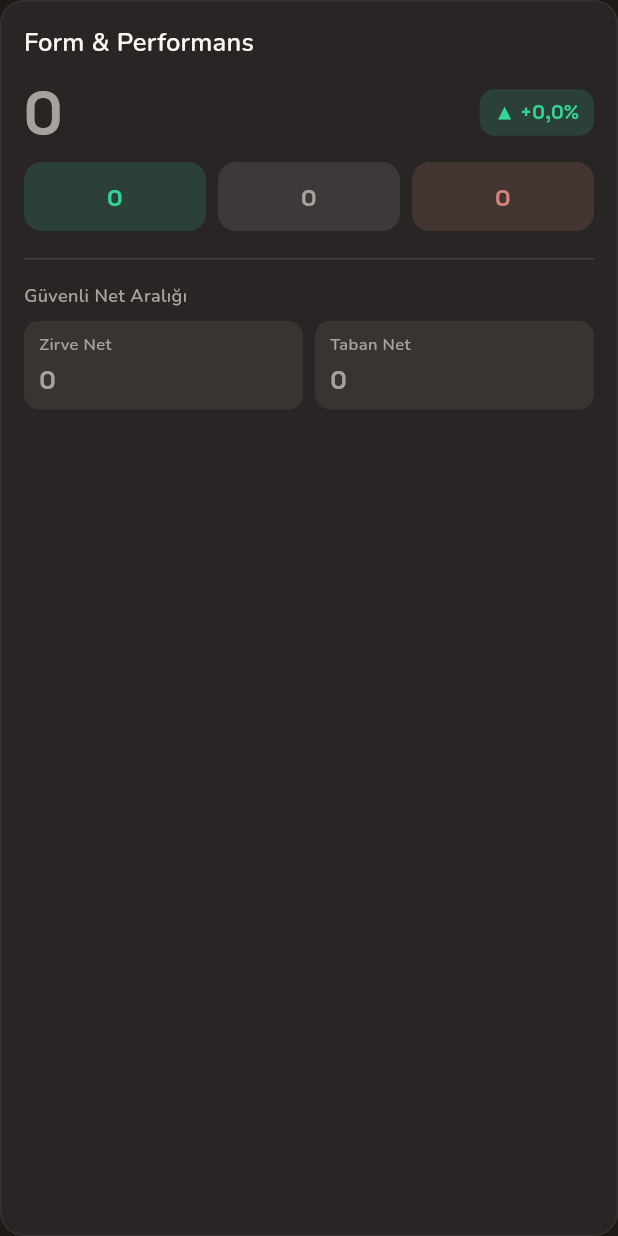
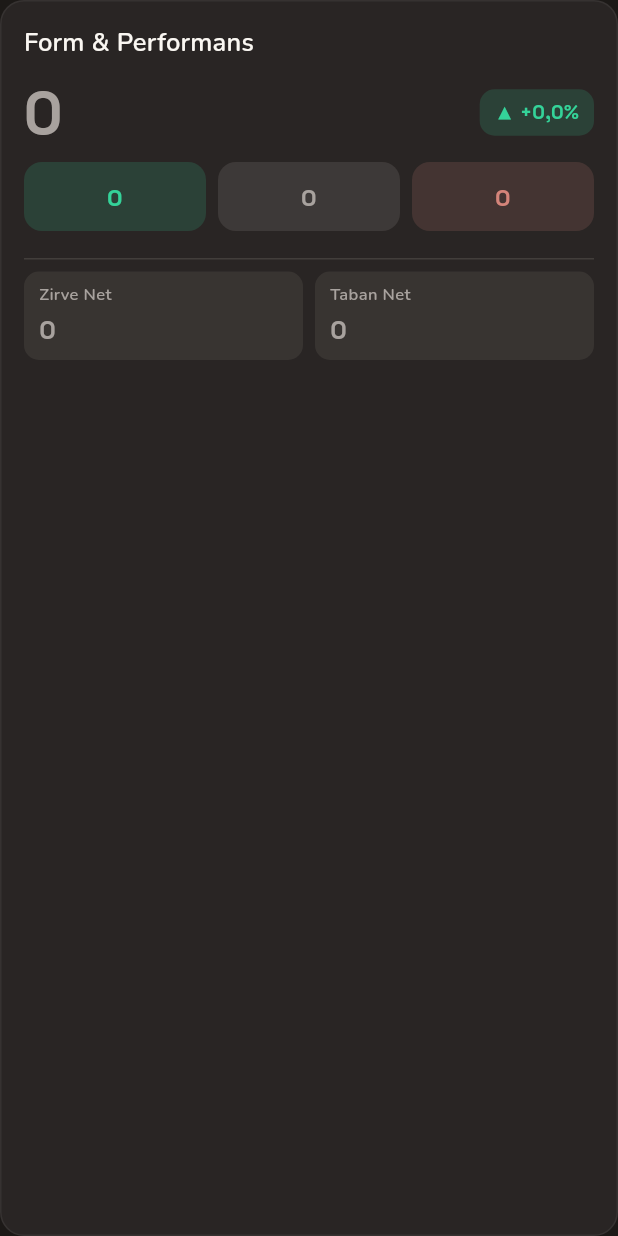
Before and after one commit to ogulcanismik/DenemeTakip, a Flutter app: the _FormPerformanceCard widget shown alone on an empty page, opened directly with empty values, on a phone screen of 412 x 824 dp. Run offline on Flutter 3.47's test engine with Material 3 defaults, Android fonts, the phone set to English and light mode, and no system bars; our stand-ins replace fl_chart, flutter_riverpod, google_fonts, hive_flutter; accounts and stored records are empty.

Commit message:
text edit

```diff
--- a/lib/ui/screens/analysis_screen.dart
+++ b/lib/ui/screens/analysis_screen.dart
@@ -530,15 +530,6 @@ class _FormPerformanceCard extends StatelessWidget {
             thickness: 1,
             color: colors.outline.withValues(alpha: 0.55),
           ),
-          const SizedBox(height: 16),
-          Text(
-            'Güvenli Net Aralığı',
-            style: TextStyle(
-              color: colors.textMuted,
-              fontSize: 12,
-              fontWeight: FontWeight.w600,
-            ),
-          ),
           const SizedBox(height: 8),
           Row(
             children: [
```
